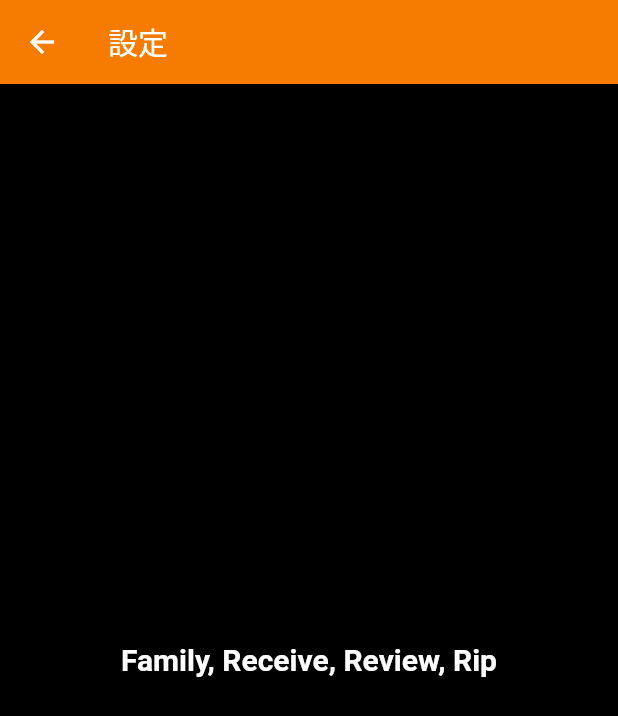
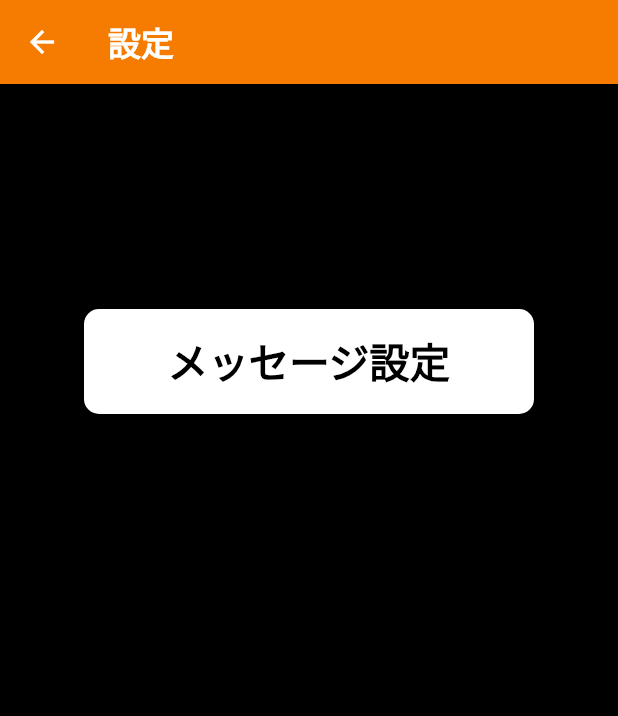
Before and after one commit to Akihi-Sumi/GraduateProject, a Flutter app: the SettingsScreen screen opened directly, on a phone screen of 412 x 824 dp. Shown: the top 716 px of the screen. Run offline on Flutter 3.47's test engine with Material 2 defaults, Android fonts, the phone set to English and light mode, and no system bars.

Commit message:
add button

```diff
--- a/lib/ui/home_screen.dart
+++ b/lib/ui/home_screen.dart
@@ -7,7 +7,13 @@ class HomeScreen extends StatelessWidget {
   Widget build(BuildContext context) {
     return Scaffold(
       appBar: AppBar(
-        title: const Text("ホーム"),
+        title: const Text(
+          "ホーム",
+          style: TextStyle(
+            fontSize: 22,
+            fontWeight: FontWeight.w600,
+          ),
+        ),
         backgroundColor: Colors.orange.shade700,
       ),
       body: Container(
--- a/lib/ui/message_screen.dart
+++ b/lib/ui/message_screen.dart
@@ -7,7 +7,13 @@ class MessageScreen extends StatelessWidget {
   Widget build(BuildContext context) {
     return Scaffold(
       appBar: AppBar(
-        title: const Text("メッセージ"),
+        title: const Text(
+          "メッセージ",
+          style: TextStyle(
+            fontSize: 22,
+            fontWeight: FontWeight.w600,
+          ),
+        ),
         backgroundColor: Colors.orange.shade700,
       ),
       body: Container(
--- a/lib/ui/settings_screen.dart
+++ b/lib/ui/settings_screen.dart
@@ -5,21 +5,63 @@ class SettingsScreen extends StatelessWidget {
 
   @override
   Widget build(BuildContext context) {
-    return Scaffold(
-      appBar: AppBar(
-        title: const Text("設定"),
-        backgroundColor: Colors.orange.shade700,
-      ),
-      body: Container(
-        width: double.infinity,
-        height: double.infinity,
-        color: Colors.black,
-        child: Center(
-            child: Text(
-          "Family, Receive, Review, Rip",
-          style: TextStyle(
-              color: Colors.white, fontWeight: FontWeight.bold, fontSize: 20),
-        )),
+    return GestureDetector(
+      child: Scaffold(
+        backgroundColor: Colors.black,
+        appBar: AppBar(
+          title: const Text(
+            "設定",
+            style: TextStyle(
+              fontSize: 22,
+              fontWeight: FontWeight.w600,
+            ),
+          ),
+          backgroundColor: Colors.orange.shade700,
+        ),
+        body: SafeArea(
+          child: Align(
+              alignment: AlignmentDirectional(0, 0),
+              child: Column(
+                mainAxisSize: MainAxisSize.max,
+                mainAxisAlignment: MainAxisAlignment.start,
+                children: [
+                  Padding(
+                      padding: EdgeInsetsDirectional.fromSTEB(0, 150, 0, 0),
+                      child: SizedBox(
+                        width: 300,
+                        height: 70,
+                        child: TextButton(
+                          onPressed: () {
+                            print("pressed...");
+                          },
+                          style: TextButton.styleFrom(
+                              backgroundColor: Colors.white,
+                              shape: RoundedRectangleBorder(
+                                  borderRadius:
+                                      BorderRadius.all(Radius.circular(10)))),
+                          child: const Text(
+                            "メッセージ設定",
+                            style: TextStyle(
+                              color: Colors.black,
+                              fontSize: 27,
+                              fontWeight: FontWeight.w700,
+                            ),
+                          ),
+                        ),
+                      )),
+                ],
+              )),
+        ),
+        // body: Container(
+        //   width: double.infinity,
+        //   height: double.infinity,
+        //   child: Center(
+        //       child: Text(
+        //     "Family, Receive, Review, Rip",
+        //     style: TextStyle(
+        //         color: Colors.white, fontWeight: FontWeight.bold, fontSize: 20),
+        //   )),
+        // ),
       ),
     );
   }
```
